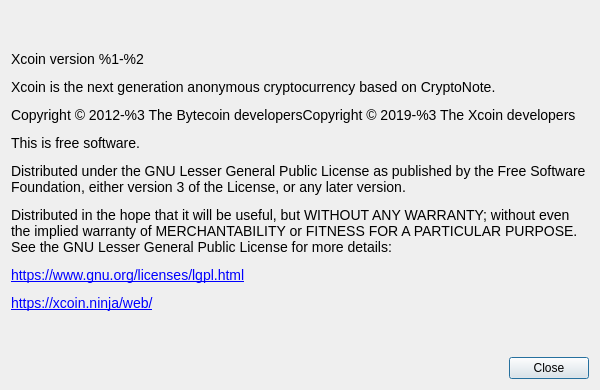
Above: src/Gui/Common/AboutDialog.ui from Camellia73/Xcoin-GUI-wallet-dev before the change. Below: the same form after it.
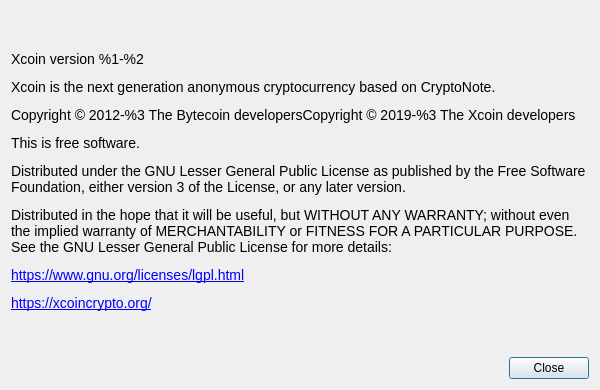
That is the form after the change. Custom widgets are drawn as their Qt base class.

```diff
--- a/src/Gui/Common/AboutDialog.ui
+++ b/src/Gui/Common/AboutDialog.ui
@@ -41,7 +41,7 @@
       </sizepolicy>
      </property>
      <property name="text">
-      <string>&lt;html&gt;&lt;head/&gt;&lt;body&gt;&lt;p&gt;&lt;span style=&quot; font-family:'Open Sans'; font-size:14px;&quot;&gt;Xcoin version %1-%2&lt;/span&gt;&lt;/p&gt;&lt;p&gt;&lt;span style=&quot; font-family:'Open Sans'; font-size:14px;&quot;&gt;Xcoin is the next generation anonymous cryptocurrency based on CryptoNote.&lt;/span&gt;&lt;/p&gt;&lt;p&gt;&lt;span style=&quot; font-family:'Open Sans'; font-size:14px;&quot;&gt;Copyright © 2012-%3 The Bytecoin developers&lt;/span&gt;&lt;span style=&quot; font-family:'Open Sans'; font-size:14px;&quot;&gt;Copyright © 2019-%3 The Xcoin developers&lt;/span&gt;&lt;/p&gt;&lt;p&gt;&lt;span style=&quot; font-family:'Open Sans'; font-size:14px;&quot;&gt;This is free software.&lt;/span&gt;&lt;/p&gt;&lt;p&gt;&lt;span style=&quot; font-family:'Open Sans'; font-size:14px;&quot;&gt;Distributed under the GNU Lesser General Public License as published by the Free Software Foundation, either version 3 of the License, or any later version.&lt;/span&gt;&lt;/p&gt;&lt;p&gt;&lt;span style=&quot; font-family:'Open Sans'; font-size:14px;&quot;&gt;Distributed in the hope that it will be useful, but WITHOUT ANY WARRANTY; without even the implied warranty of MERCHANTABILITY or FITNESS FOR A PARTICULAR PURPOSE. See the GNU Lesser General Public License for more details:&lt;/span&gt;&lt;/p&gt;&lt;p&gt;&lt;a href=&quot;https://www.gnu.org/licenses/lgpl.html&quot;&gt;&lt;span style=&quot; font-family:'Open Sans'; font-size:14px; text-decoration: underline; color:#0000ff;&quot;&gt;https://www.gnu.org/licenses/lgpl.html&lt;/span&gt;&lt;/a&gt;&lt;/p&gt;&lt;p&gt;&lt;a href=&quot;https://xcoin.ninja/web/&quot;&gt;&lt;span style=&quot; font-family:'Open Sans'; font-size:14px; text-decoration: underline; color:#0000ff;&quot;&gt;https://xcoin.ninja/web/&lt;/span&gt;&lt;/a&gt;&lt;/p&gt;&lt;/body&gt;&lt;/html&gt;</string>
+      <string>&lt;html&gt;&lt;head/&gt;&lt;body&gt;&lt;p&gt;&lt;span style=&quot; font-family:'Open Sans'; font-size:14px;&quot;&gt;Xcoin version %1-%2&lt;/span&gt;&lt;/p&gt;&lt;p&gt;&lt;span style=&quot; font-family:'Open Sans'; font-size:14px;&quot;&gt;Xcoin is the next generation anonymous cryptocurrency based on CryptoNote.&lt;/span&gt;&lt;/p&gt;&lt;p&gt;&lt;span style=&quot; font-family:'Open Sans'; font-size:14px;&quot;&gt;Copyright © 2012-%3 The Bytecoin developers&lt;/span&gt;&lt;span style=&quot; font-family:'Open Sans'; font-size:14px;&quot;&gt;Copyright © 2019-%3 The Xcoin developers&lt;/span&gt;&lt;/p&gt;&lt;p&gt;&lt;span style=&quot; font-family:'Open Sans'; font-size:14px;&quot;&gt;This is free software.&lt;/span&gt;&lt;/p&gt;&lt;p&gt;&lt;span style=&quot; font-family:'Open Sans'; font-size:14px;&quot;&gt;Distributed under the GNU Lesser General Public License as published by the Free Software Foundation, either version 3 of the License, or any later version.&lt;/span&gt;&lt;/p&gt;&lt;p&gt;&lt;span style=&quot; font-family:'Open Sans'; font-size:14px;&quot;&gt;Distributed in the hope that it will be useful, but WITHOUT ANY WARRANTY; without even the implied warranty of MERCHANTABILITY or FITNESS FOR A PARTICULAR PURPOSE. See the GNU Lesser General Public License for more details:&lt;/span&gt;&lt;/p&gt;&lt;p&gt;&lt;a href=&quot;https://www.gnu.org/licenses/lgpl.html&quot;&gt;&lt;span style=&quot; font-family:'Open Sans'; font-size:14px; text-decoration: underline; color:#0000ff;&quot;&gt;https://www.gnu.org/licenses/lgpl.html&lt;/span&gt;&lt;/a&gt;&lt;/p&gt;&lt;p&gt;&lt;a href=&quot;https://xcoincrypto.org/&quot;&gt;&lt;span style=&quot; font-family:'Open Sans'; font-size:14px; text-decoration: underline; color:#0000ff;&quot;&gt;https://xcoincrypto.org/&lt;/span&gt;&lt;/a&gt;&lt;/p&gt;&lt;/body&gt;&lt;/html&gt;</string>
      </property>
      <property name="textFormat">
       <enum>Qt::RichText</enum>
```
